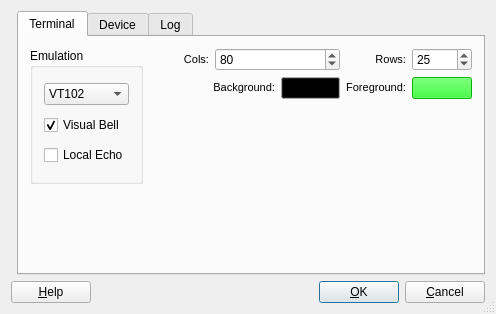
First picture: the form in settingsdialog.ui, repository 8bitgeek/komport, before the edit.
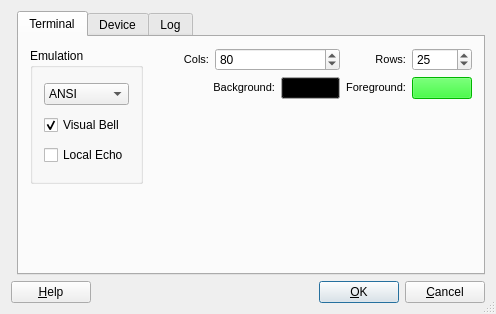
Second picture: the form after the edit.

Commit message: adding ansi emulation

```diff
--- a/settingsdialog.ui
+++ b/settingsdialog.ui
@@ -721,6 +721,11 @@
             <property name="statusTip">
              <string>Selects the terminal emulation.</string>
             </property>
+            <item>
+             <property name="text">
+              <string>ANSI</string>
+             </property>
+            </item>
             <item>
              <property name="text">
               <string>VT102</string>
```
The commit also changes 4 other files.
